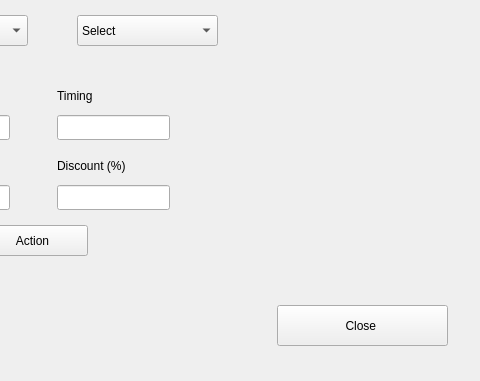
sahil4129/movie_booking_system, file movieBookingUiBased/adminpanel.ui: the form before one commit; both pictures show x 283 to 763 and y 125 to 506 of the 763 by 506 pixel window.
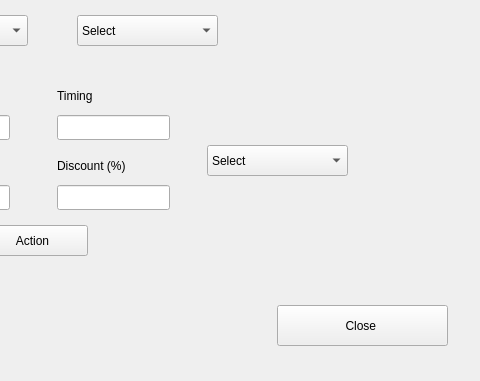
The form after the commit.

What changed in the file:
```diff
--- a/movieBookingUiBased/adminpanel.ui
+++ b/movieBookingUiBased/adminpanel.ui
@@ -208,6 +208,31 @@
     <string>Discount (%)</string>
    </property>
   </widget>
+  <widget class="QComboBox" name="NewcomboBox">
+   <property name="geometry">
+    <rect>
+     <x>490</x>
+     <y>270</y>
+     <width>141</width>
+     <height>31</height>
+    </rect>
+   </property>
+   <item>
+    <property name="text">
+     <string>Select</string>
+    </property>
+   </item>
+   <item>
+    <property name="text">
+     <string>Movie</string>
+    </property>
+   </item>
+   <item>
+    <property name="text">
+     <string>Coupon</string>
+    </property>
+   </item>
+  </widget>
  </widget>
  <resources/>
  <connections/>
```
